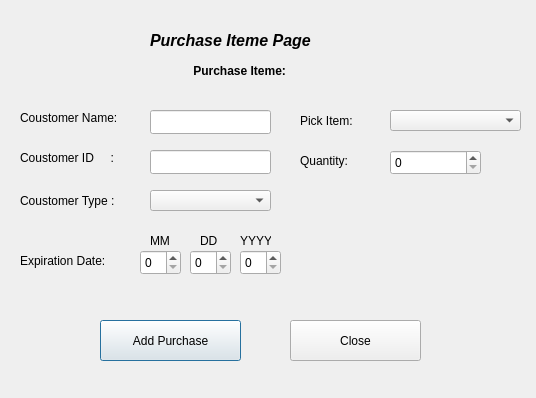
Ling2251/CS1C-Bulk-Club-Project, file memberpurchase.ui: the form before one commit.
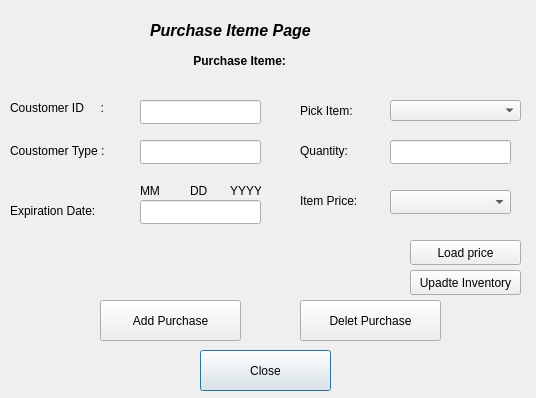
The form after the commit.

Commit message: creat purchase is done, delete purchase not

```diff
--- a/memberpurchase.ui
+++ b/memberpurchase.ui
@@ -16,11 +16,97 @@
   <property name="styleSheet">
    <string notr="true">alternate-background-color: rgb(0, 85, 127);</string>
   </property>
+  <widget class="QLineEdit" name="CoustomerType">
+   <property name="geometry">
+    <rect>
+     <x>140</x>
+     <y>140</y>
+     <width>121</width>
+     <height>24</height>
+    </rect>
+   </property>
+  </widget>
+  <widget class="QLabel" name="label_5">
+   <property name="geometry">
+    <rect>
+     <x>10</x>
+     <y>140</y>
+     <width>121</width>
+     <height>21</height>
+    </rect>
+   </property>
+   <property name="font">
+    <font>
+     <pointsize>9</pointsize>
+    </font>
+   </property>
+   <property name="text">
+    <string>Coustomer Type :</string>
+   </property>
+  </widget>
+  <widget class="QLabel" name="label_2">
+   <property name="geometry">
+    <rect>
+     <x>170</x>
+     <y>50</y>
+     <width>131</width>
+     <height>21</height>
+    </rect>
+   </property>
+   <property name="font">
+    <font>
+     <pointsize>9</pointsize>
+     <weight>75</weight>
+     <bold>true</bold>
+    </font>
+   </property>
+   <property name="text">
+    <string>       Purchase Iteme:</string>
+   </property>
+  </widget>
+  <widget class="QLabel" name="label_6">
+   <property name="geometry">
+    <rect>
+     <x>300</x>
+     <y>100</y>
+     <width>81</width>
+     <height>21</height>
+    </rect>
+   </property>
+   <property name="font">
+    <font>
+     <pointsize>9</pointsize>
+    </font>
+   </property>
+   <property name="text">
+    <string>Pick Item:</string>
+   </property>
+  </widget>
+  <widget class="QLineEdit" name="PurchaseDate">
+   <property name="geometry">
+    <rect>
+     <x>140</x>
+     <y>200</y>
+     <width>121</width>
+     <height>24</height>
+    </rect>
+   </property>
+  </widget>
+  <widget class="QComboBox" name="ItemComboBox">
+   <property name="geometry">
+    <rect>
+     <x>390</x>
+     <y>100</y>
+     <width>131</width>
+     <height>21</height>
+    </rect>
+   </property>
+  </widget>
   <widget class="QLabel" name="label">
    <property name="geometry">
     <rect>
      <x>150</x>
-     <y>20</y>
+     <y>10</y>
      <width>231</width>
      <height>41</height>
     </rect>
@@ -38,82 +124,34 @@
     <string>Purchase Iteme Page</string>
    </property>
   </widget>
-  <widget class="QLabel" name="label_2">
+  <widget class="QLabel" name="label_10">
    <property name="geometry">
     <rect>
-     <x>170</x>
-     <y>60</y>
-     <width>131</width>
+     <x>190</x>
+     <y>180</y>
+     <width>31</width>
      <height>21</height>
     </rect>
    </property>
-   <property name="font">
-    <font>
-     <pointsize>9</pointsize>
-     <weight>75</weight>
-     <bold>true</bold>
-    </font>
-   </property>
    <property name="text">
-    <string>       Purchase Iteme:</string>
+    <string>DD</string>
    </property>
   </widget>
-  <widget class="QComboBox" name="CoustomerType">
+  <widget class="QLineEdit" name="CoustomerID">
    <property name="geometry">
     <rect>
-     <x>150</x>
-     <y>190</y>
+     <x>140</x>
+     <y>100</y>
      <width>121</width>
-     <height>21</height>
+     <height>24</height>
     </rect>
    </property>
   </widget>
-  <widget class="QSpinBox" name="Quantity">
-   <property name="geometry">
-    <rect>
-     <x>390</x>
-     <y>150</y>
-     <width>91</width>
-     <height>25</height>
-    </rect>
-   </property>
-  </widget>
-  <widget class="QPushButton" name="AddPurchaseButton">
-   <property name="geometry">
-    <rect>
-     <x>100</x>
-     <y>320</y>
-     <width>141</width>
-     <height>41</height>
-    </rect>
-   </property>
-   <property name="text">
-    <string>Add Purchase</string>
-   </property>
-  </widget>
-  <widget class="QLabel" name="label_3">
-   <property name="geometry">
-    <rect>
-     <x>20</x>
-     <y>110</y>
-     <width>121</width>
-     <height>16</height>
-    </rect>
-   </property>
-   <property name="font">
-    <font>
-     <pointsize>9</pointsize>
-    </font>
-   </property>
-   <property name="text">
-    <string>Coustomer Name:</string>
-   </property>
-  </widget>
   <widget class="QLabel" name="label_4">
    <property name="geometry">
     <rect>
-     <x>20</x>
-     <y>150</y>
+     <x>10</x>
+     <y>100</y>
      <width>121</width>
      <height>16</height>
     </rect>
@@ -127,57 +165,60 @@
     <string>Coustomer ID     : </string>
    </property>
   </widget>
-  <widget class="QLabel" name="label_5">
+  <widget class="QPushButton" name="close">
    <property name="geometry">
     <rect>
-     <x>20</x>
-     <y>190</y>
-     <width>121</width>
-     <height>21</height>
-    </rect>
-   </property>
-   <property name="font">
-    <font>
-     <pointsize>9</pointsize>
-    </font>
-   </property>
-   <property name="text">
-    <string>Coustomer Type :</string>
-   </property>
-  </widget>
-  <widget class="QComboBox" name="ItemName">
-   <property name="geometry">
-    <rect>
-     <x>390</x>
-     <y>110</y>
+     <x>200</x>
+     <y>350</y>
      <width>131</width>
+     <height>41</height>
+    </rect>
+   </property>
+   <property name="text">
+    <string>Close</string>
+   </property>
+  </widget>
+  <widget class="QLabel" name="label_11">
+   <property name="geometry">
+    <rect>
+     <x>230</x>
+     <y>180</y>
+     <width>31</width>
      <height>21</height>
     </rect>
    </property>
+   <property name="text">
+    <string>YYYY</string>
+   </property>
   </widget>
-  <widget class="QLabel" name="label_6">
+  <widget class="QLineEdit" name="itemNum">
+   <property name="geometry">
+    <rect>
+     <x>390</x>
+     <y>140</y>
+     <width>121</width>
+     <height>24</height>
+    </rect>
+   </property>
+  </widget>
+  <widget class="QPushButton" name="DeletPurchaseButton">
    <property name="geometry">
     <rect>
      <x>300</x>
-     <y>110</y>
-     <width>81</width>
-     <height>21</height>
+     <y>300</y>
+     <width>141</width>
+     <height>41</height>
     </rect>
    </property>
-   <property name="font">
-    <font>
-     <pointsize>9</pointsize>
-    </font>
-   </property>
    <property name="text">
-    <string>Pick Item:</string>
+    <string>Delet Purchase</string>
    </property>
   </widget>
   <widget class="QLabel" name="label_7">
    <property name="geometry">
     <rect>
      <x>300</x>
-     <y>150</y>
+     <y>140</y>
      <width>81</width>
      <height>21</height>
     </rect>
@@ -191,29 +232,11 @@
     <string>Quantity:</string>
    </property>
   </widget>
-  <widget class="QLabel" name="label_8">
-   <property name="geometry">
-    <rect>
-     <x>20</x>
-     <y>250</y>
-     <width>111</width>
-     <height>21</height>
-    </rect>
-   </property>
-   <property name="font">
-    <font>
-     <pointsize>9</pointsize>
-    </font>
-   </property>
-   <property name="text">
-    <string>Expiration Date:</string>
-   </property>
-  </widget>
   <widget class="QLabel" name="label_9">
    <property name="geometry">
     <rect>
-     <x>150</x>
-     <y>230</y>
+     <x>140</x>
+     <y>180</y>
      <width>31</width>
      <height>21</height>
     </rect>
@@ -222,93 +245,89 @@
     <string>MM</string>
    </property>
   </widget>
-  <widget class="QLabel" name="label_10">
+  <widget class="QPushButton" name="AddPurchaseButton">
    <property name="geometry">
     <rect>
-     <x>200</x>
-     <y>230</y>
-     <width>31</width>
-     <height>21</height>
-    </rect>
-   </property>
-   <property name="text">
-    <string>DD</string>
-   </property>
-  </widget>
-  <widget class="QLabel" name="label_11">
-   <property name="geometry">
-    <rect>
-     <x>240</x>
-     <y>230</y>
-     <width>31</width>
-     <height>21</height>
-    </rect>
-   </property>
-   <property name="text">
-    <string>YYYY</string>
-   </property>
-  </widget>
-  <widget class="QLineEdit" name="CoustomerName">
-   <property name="geometry">
-    <rect>
-     <x>150</x>
-     <y>110</y>
-     <width>121</width>
-     <height>24</height>
-    </rect>
-   </property>
-  </widget>
-  <widget class="QLineEdit" name="CoustomerID">
-   <property name="geometry">
-    <rect>
-     <x>150</x>
-     <y>150</y>
-     <width>121</width>
-     <height>24</height>
-    </rect>
-   </property>
-  </widget>
-  <widget class="QSpinBox" name="MonthTime">
-   <property name="geometry">
-    <rect>
-     <x>140</x>
-     <y>250</y>
-     <width>41</width>
-     <height>25</height>
-    </rect>
-   </property>
-  </widget>
-  <widget class="QSpinBox" name="DateTime">
-   <property name="geometry">
-    <rect>
-     <x>190</x>
-     <y>250</y>
-     <width>41</width>
-     <height>25</height>
-    </rect>
-   </property>
-  </widget>
-  <widget class="QSpinBox" name="YearTime">
-   <property name="geometry">
-    <rect>
-     <x>240</x>
-     <y>250</y>
-     <width>41</width>
-     <height>25</height>
-    </rect>
-   </property>
-  </widget>
-  <widget class="QPushButton" name="close">
-   <property name="geometry">
-    <rect>
-     <x>290</x>
-     <y>320</y>
-     <width>131</width>
+     <x>100</x>
+     <y>300</y>
+     <width>141</width>
      <height>41</height>
     </rect>
    </property>
    <property name="text">
-    <string>Close</string>
+    <string>Add Purchase</string>
+   </property>
+  </widget>
+  <widget class="QLabel" name="label_8">
+   <property name="geometry">
+    <rect>
+     <x>10</x>
+     <y>200</y>
+     <width>111</width>
+     <height>21</height>
+    </rect>
+   </property>
+   <property name="font">
+    <font>
+     <pointsize>9</pointsize>
+    </font>
+   </property>
+   <property name="text">
+    <string>Expiration Date:</string>
+   </property>
+  </widget>
+  <widget class="QComboBox" name="PriceComboBox">
+   <property name="geometry">
+    <rect>
+     <x>390</x>
+     <y>190</y>
+     <width>121</width>
+     <height>24</height>
+    </rect>
+   </property>
+  </widget>
+  <widget class="QLabel" name="label_12">
+   <property name="geometry">
+    <rect>
+     <x>300</x>
+     <y>190</y>
+     <width>81</width>
+     <height>21</height>
+    </rect>
+   </property>
+   <property name="font">
+    <font>
+     <pointsize>9</pointsize>
+    </font>
+   </property>
+   <property name="text">
+    <string>Item Price:</string>
+   </property>
+  </widget>
+  <widget class="QPushButton" name="LoadPriceButton">
+   <property name="geometry">
+    <rect>
+     <x>410</x>
+     <y>240</y>
+     <width>111</width>
+     <height>25</height>
+    </rect>
+   </property>
+   <property name="text">
+    <string>Load price</string>
+   </property>
+  </widget>
+  <widget class="QPushButton" name="UpdateInventory">
+   <property name="geometry">
+    <rect>
+     <x>410</x>
+     <y>270</y>
+     <width>111</width>
+     <height>25</height>
+    </rect>
+   </property>
+   <property name="text">
+    <string>Upadte Inventory</string>
    </property>
   </widget>
  </widget>
```
Left out of the diff: 8 changed lines with no effect on the pictures. The commit also changes 3 other files.
